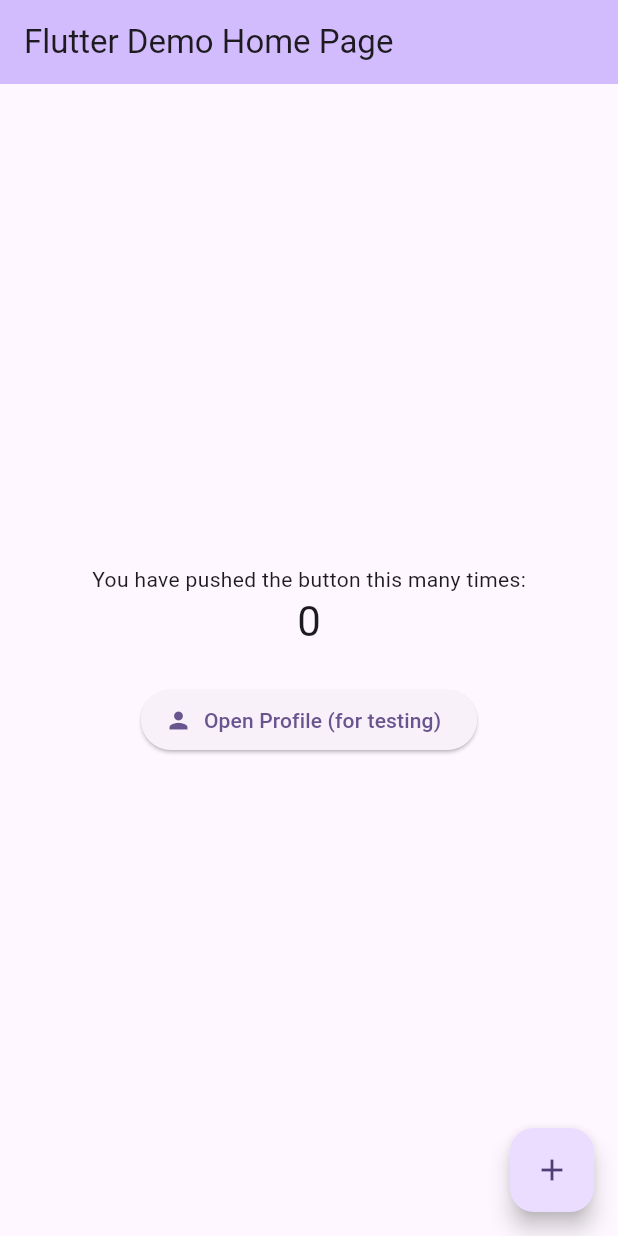
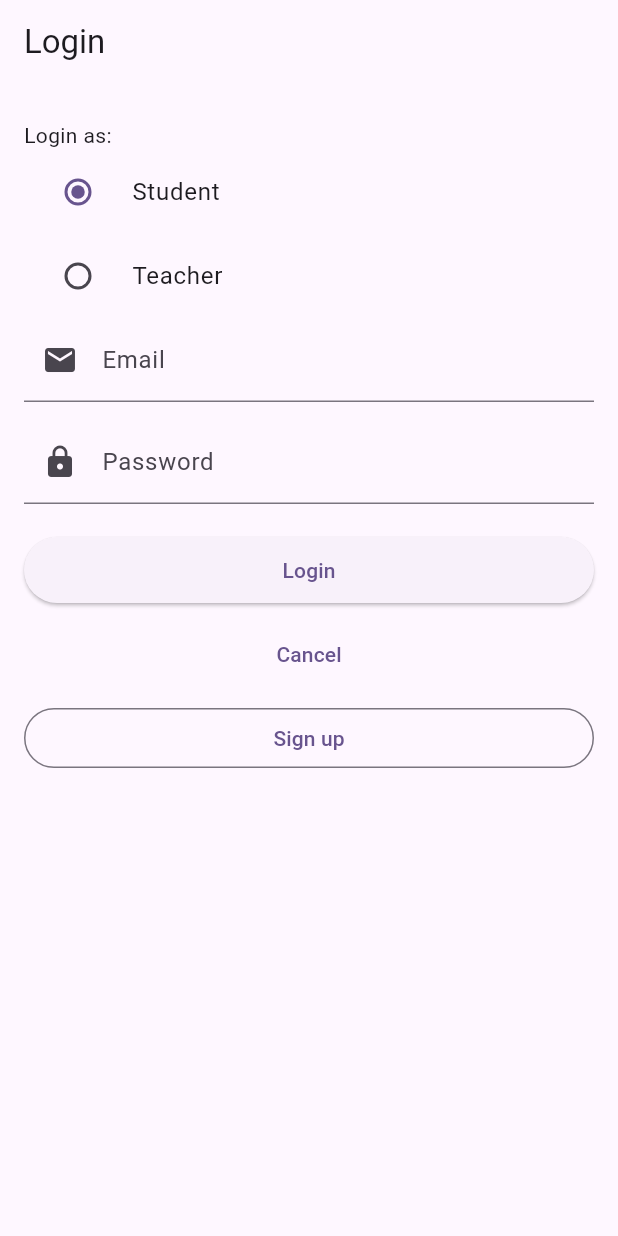
Before and after one commit to Spectral-gamer28/student_traqr, a Flutter app: the screen it shows after launch, on a phone screen of 412 x 824 dp. Run offline on Flutter 3.47's test engine with Material 3 defaults, Android fonts, the phone set to English and light mode, and no system bars.

Commit message:
beginning of login

```diff
--- a/lib/main.dart
+++ b/lib/main.dart
@@ -1,5 +1,6 @@
 import 'package:flutter/material.dart';
-import 'screens/profile_screen.dart';
+import 'screens/login_screen.dart';
+import 'screens/home_screen.dart';
 
 void main() {
   runApp(const MyApp());
@@ -16,63 +17,7 @@ class MyApp extends StatelessWidget {
         colorScheme: ColorScheme.fromSeed(seedColor: Colors.deepPurple),
         useMaterial3: true,
       ),
-      routes: {
-        '/': (context) => const MyHomePage(title: 'Flutter Demo Home Page'),
-        '/profile': (context) => const ProfileScreen(),
-      },
-      initialRoute: '/',
+      home: LoginScreen(),
     );
   }
 }
-
-class MyHomePage extends StatefulWidget {
-  const MyHomePage({super.key, required this.title});
-
-  final String title;
-
-  @override
-  State<MyHomePage> createState() => _MyHomePageState();
-}
-
-class _MyHomePageState extends State<MyHomePage> {
-  int _counter = 0;
-
-  void _incrementCounter() {
-    setState(() {
-      _counter++;
-    });
-  }
-
-  @override
-  Widget build(BuildContext context) {
-    return Scaffold(
-      appBar: AppBar(
-        backgroundColor: Theme.of(context).colorScheme.inversePrimary,
-        title: Text(widget.title),
-      ),
-      body: Center(
-        child: Column(
-          mainAxisAlignment: MainAxisAlignment.center,
-          children: <Widget>[
-            const Text('You have pushed the button this many times:'),
-            Text(
-              '$_counter',
-              style: Theme.of(context).textTheme.headlineMedium,
-            ),
-            const SizedBox(height: 24),
-            ElevatedButton.icon(
-              onPressed: () => Navigator.pushNamed(context, '/profile'),
-              icon: const Icon(Icons.person),
-              label: const Text('Open Profile (for testing)'),
-            ),
-          ],
-        ),
-      ),
-      floatingActionButton: FloatingActionButton(
-        onPressed: _incrementCounter,
-        tooltip: 'Increment',
-        child: const Icon(Icons.add),
-      ),
-    );
-  }
-}
--- /dev/null
+++ b/lib/screens/login_screen.dart
@@ -0,0 +1,123 @@
+import 'package:flutter/material.dart';
+import 'home_screen.dart';
+import 'signup_screen.dart';
+
+enum Role { student, teacher }
+
+class LoginScreen extends StatefulWidget {
+  const LoginScreen({super.key});
+
+  @override
+  State<LoginScreen> createState() => _LoginScreenState();
+}
+
+class _LoginScreenState extends State<LoginScreen> {
+  final _formKey = GlobalKey<FormState>();
+  final TextEditingController _emailController = TextEditingController();
+  final TextEditingController _passwordController = TextEditingController();
+  Role _selectedRole = Role.student;
+
+  @override
+  void dispose() {
+    _emailController.dispose();
+    _passwordController.dispose();
+    super.dispose();
+  }
+
+  void _submit() {
+    if (_formKey.currentState?.validate() ?? false) {
+      final email = _emailController.text.trim();
+      final roleStr = _selectedRole == Role.teacher ? 'Teacher' : 'Student';
+      // For testing, navigate to the home screen and pass the role
+      Navigator.pushReplacement(
+        context,
+        MaterialPageRoute(
+          builder: (_) => MyHomePage(title: 'Home', role: roleStr),
+        ),
+      );
+      ScaffoldMessenger.of(context).showSnackBar(
+        SnackBar(content: Text('Logged in as $email ($roleStr)')),
+      );
+    }
+  }
+
+  @override
+  Widget build(BuildContext context) {
+    return Scaffold(
+      appBar: AppBar(title: const Text('Login')),
+      body: Padding(
+        padding: const EdgeInsets.all(16.0),
+        child: Form(
+          key: _formKey,
+          child: Column(
+            crossAxisAlignment: CrossAxisAlignment.stretch,
+            children: [
+              const SizedBox(height: 8),
+              const Text('Login as:'),
+              RadioListTile<Role>(
+                title: const Text('Student'),
+                value: Role.student,
+                groupValue: _selectedRole,
+                onChanged: (v) => setState(() => _selectedRole = v ?? Role.student),
+              ),
+              RadioListTile<Role>(
+                title: const Text('Teacher'),
+                value: Role.teacher,
+                groupValue: _selectedRole,
+                onChanged: (v) => setState(() => _selectedRole = v ?? Role.student),
+              ),
+              TextFormField(
+                controller: _emailController,
+                decoration: const InputDecoration(
+                  labelText: 'Email',
+                  prefixIcon: Icon(Icons.email),
+                ),
+                keyboardType: TextInputType.emailAddress,
+                validator: (v) {
+                  if (v == null || v.trim().isEmpty) return 'Please enter email';
+                  if (!v.contains('@')) return 'Enter a valid email';
+                  return null;
+                },
+              ),
+              const SizedBox(height: 12),
+              TextFormField(
+                controller: _passwordController,
+                decoration: const InputDecoration(
+                  labelText: 'Password',
+                  prefixIcon: Icon(Icons.lock),
+                ),
+                obscureText: true,
+                validator: (v) {
+                  if (v == null || v.isEmpty) return 'Please enter password';
+                  if (v.length < 6) return 'Password must be at least 6 chars';
+                  return null;
+                },
+              ),
+              const SizedBox(height: 20),
+              ElevatedButton(
+                onPressed: _submit,
+                child: const Padding(
+                  padding: EdgeInsets.symmetric(vertical: 12.0),
+                  child: Text('Login'),
+                ),
+              ),
+              const SizedBox(height: 8),
+              TextButton(
+                onPressed: () => Navigator.pop(context),
+                child: const Text('Cancel'),
+              ),
+              const SizedBox(height: 8),
+              OutlinedButton(
+                onPressed: () => Navigator.push(
+                  context,
+                  MaterialPageRoute(builder: (_) => const SignUpScreen()),
+                ),
+                child: const Text('Sign up'),
+              ),
+            ],
+          ),
+        ),
+      ),
+    );
+  }
+}
```
Also changed, not shown: lib/screens/home_screen.dart (added, +54 -0 lines), lib/screens/signup_screen.dart (added, +114 -0 lines).
